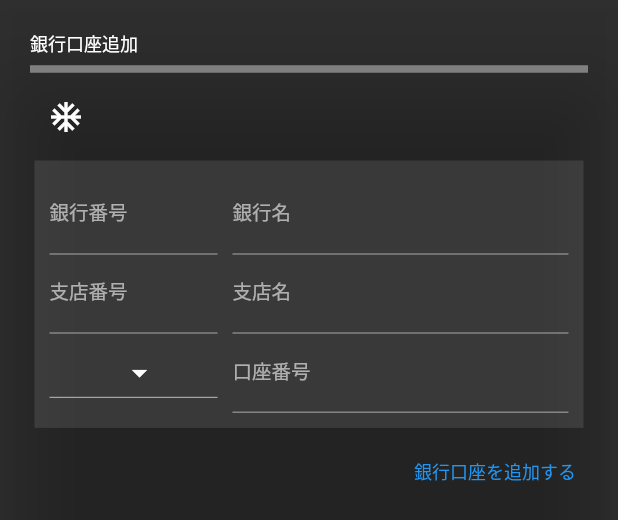
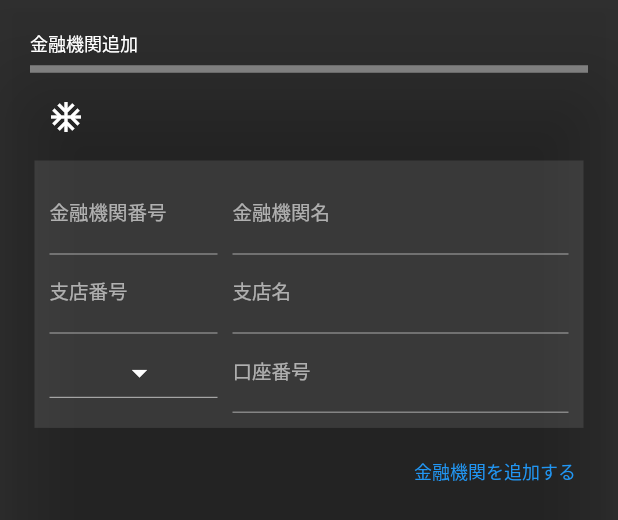
Before and after one commit to hidechy/app_moneynote999, a Flutter app: the BankNameInputAlert widget shown alone on an empty page, opened directly, on a phone screen of 412 x 824 dp. Shown: the top 520 px of the screen. Run offline on Flutter 3.47's test engine with Material 3 defaults, Android fonts, the phone set to English and light mode, and no system bars; our stand-ins replace flutter_riverpod, freezed_annotation, google_fonts, hooks_riverpod, sqflite; accounts and stored records are empty; network calls fail.

```diff
--- a/lib/screens/components/bank_name_input_alert.dart
+++ b/lib/screens/components/bank_name_input_alert.dart
@@ -78,7 +78,7 @@ class _BankNameInputAlertState extends ConsumerState<BankNameInputAlert> {
             children: [
               const SizedBox(height: 20),
               Container(width: context.screenSize.width),
-              const Text('銀行口座追加'),
+              const Text('金融機関追加'),
               Divider(
                 color: Colors.white.withOpacity(0.4),
                 thickness: 5,
@@ -105,7 +105,7 @@ class _BankNameInputAlertState extends ConsumerState<BankNameInputAlert> {
                           child: TextField(
                             keyboardType: TextInputType.number,
                             controller: bankNumberEditingController,
-                            decoration: const InputDecoration(labelText: '銀行番号'),
+                            decoration: const InputDecoration(labelText: '金融機関番号'),
                             style: const TextStyle(fontSize: 13, color: Colors.white),
                           ),
                         ),
@@ -115,7 +115,7 @@ class _BankNameInputAlertState extends ConsumerState<BankNameInputAlert> {
                           child: TextField(
                             keyboardType: TextInputType.number,
                             controller: bankNameEditingController,
-                            decoration: const InputDecoration(labelText: '銀行名'),
+                            decoration: const InputDecoration(labelText: '金融機関名'),
                             style: const TextStyle(fontSize: 13, color: Colors.white),
                           ),
                         )
@@ -188,21 +188,21 @@ class _BankNameInputAlertState extends ConsumerState<BankNameInputAlert> {
                             GestureDetector(
                               onTap: _updateBankName,
                               child: Text(
-                                '銀行口座を更新する',
+                                '金融機関を更新する',
                                 style: TextStyle(fontSize: 12, color: Theme.of(context).colorScheme.primary),
                               ),
                             ),
                             const SizedBox(height: 10),
                             GestureDetector(
                               onTap: _deleteBankName,
-                              child: Text('銀行口座を削除する',
+                              child: Text('金融機関を削除する',
                                   style: TextStyle(fontSize: 12, color: Theme.of(context).colorScheme.primary)),
                             ),
                           ],
                         )
                       : TextButton(
                           onPressed: _inputBankName,
-                          child: const Text('銀行口座を追加する', style: TextStyle(fontSize: 12)),
+                          child: const Text('金融機関を追加する', style: TextStyle(fontSize: 12)),
                         ),
                 ],
               ),
--- a/lib/screens/components/bank_name_list_alert.dart
+++ b/lib/screens/components/bank_name_list_alert.dart
@@ -46,7 +46,7 @@ class BankNameListAlert extends ConsumerWidget {
                   TextButton(
                     onPressed: () =>
                         MoneyDialog(context: context, widget: BankNameInputAlert(depositType: DepositType.bank)),
-                    child: const Text('銀行口座を追加する'),
+                    child: const Text('金融機関を追加する'),
                   ),
                 ],
               ),
--- a/lib/screens/components/deposit_list_alert.dart
+++ b/lib/screens/components/deposit_list_alert.dart
@@ -15,7 +15,7 @@ class DepositListAlert extends StatelessWidget {
   DepositListAlert({super.key});
 
   List<TabInfo> tabs = [
-    TabInfo('銀行口座管理', BankNameListAlert()),
+    TabInfo('金融機関管理', BankNameListAlert()),
     TabInfo('電子マネー管理', EmoneyNameListAlert()),
   ];
 
--- a/lib/screens/home_screen.dart
+++ b/lib/screens/home_screen.dart
@@ -94,7 +94,7 @@ class HomeScreen extends ConsumerWidget {
                   padding: const EdgeInsets.symmetric(vertical: 5, horizontal: 3),
                   margin: const EdgeInsets.all(5),
                   decoration: BoxDecoration(border: Border.all(color: Colors.white.withOpacity(0.4))),
-                  child: const Text('銀行口座、電子マネー管理'),
+                  child: const Text('金融機関、電子マネー管理'),
                 ),
               ),
             ],
```
Also changed, not shown: lib/screens/components/bank_price_input_alert.dart (+5 -5 lines).
